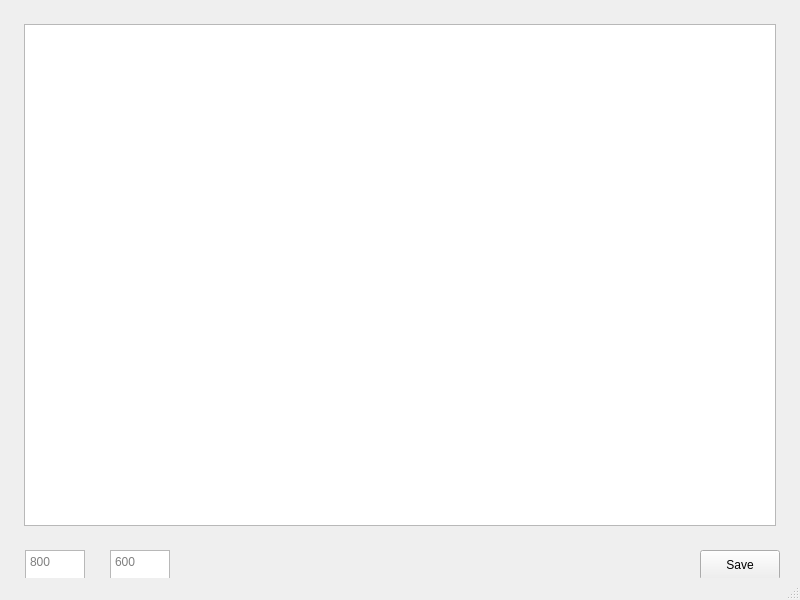
This is fractals/mainwindow.ui in vesmil/work_tasks as Qt 5 draws it before an edit. The edited form follows.
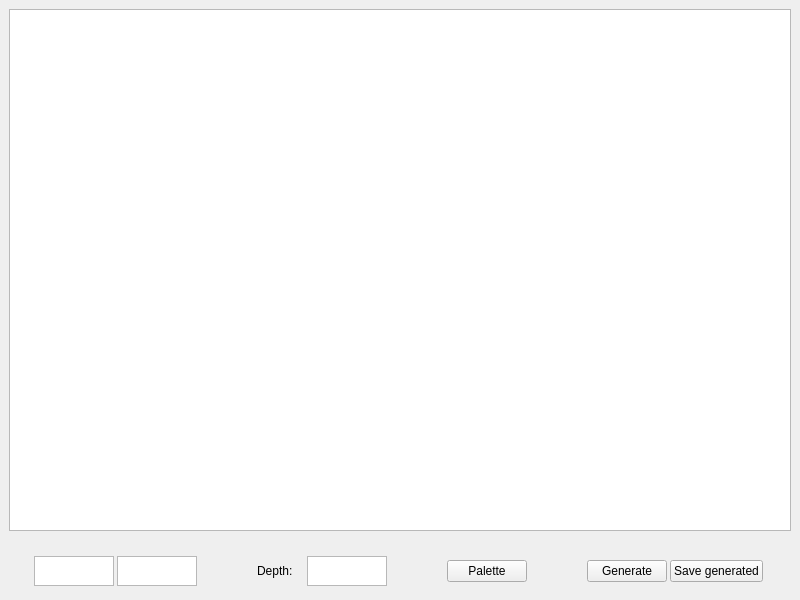
This is the edited form.

What changed in the file:
```diff
--- a/fractals/mainwindow.ui
+++ b/fractals/mainwindow.ui
@@ -14,15 +14,12 @@
    <string>Fractals</string>
   </property>
   <widget class="QWidget" name="centralwidget">
+   <layout class="QGridLayout" name="gridLayout" rowstretch="20,0,0,0">
+    <property name="verticalSpacing">
+     <number>20</number>
+    </property>
+    <item row="0" column="0" rowspan="3">
    <widget class="QGraphicsView" name="graphicsView">
-    <property name="geometry">
-     <rect>
-      <x>24</x>
-      <y>24</y>
-      <width>752</width>
-      <height>502</height>
-     </rect>
-    </property>
     <property name="autoFillBackground">
      <bool>false</bool>
     </property>
@@ -30,45 +27,145 @@
      <bool>true</bool>
     </property>
    </widget>
-   <widget class="QTextEdit" name="textEdit">
-    <property name="geometry">
-     <rect>
-      <x>25</x>
-      <y>550</y>
-      <width>60</width>
+    </item>
+    <item row="3" column="0">
+     <layout class="QHBoxLayout" name="horizontalLayout" stretch="0,0,0,0">
+      <property name="spacing">
+       <number>40</number>
+      </property>
+      <property name="sizeConstraint">
+       <enum>QLayout::SetDefaultConstraint</enum>
+      </property>
+      <property name="leftMargin">
+       <number>5</number>
+      </property>
+      <property name="topMargin">
+       <number>5</number>
+      </property>
+      <property name="rightMargin">
+       <number>5</number>
+      </property>
+      <property name="bottomMargin">
+       <number>5</number>
+      </property>
+      <item>
+       <layout class="QHBoxLayout" name="ResLayout">
+        <property name="spacing">
+         <number>3</number>
+        </property>
+        <item>
+         <widget class="QTextEdit" name="widthEdit">
+          <property name="maximumSize">
+           <size>
+            <width>80</width>
       <height>30</height>
-     </rect>
+           </size>
     </property>
     <property name="placeholderText">
-     <string notr="true" extracomment="Width">800</string>
-    </property>
-   </widget>
-   <widget class="QTextEdit" name="textEdit_2">
-    <property name="geometry">
-     <rect>
-      <x>110</x>
-      <y>550</y>
-      <width>60</width>
+           <string notr="true" extracomment="Width"/>
+          </property>
+         </widget>
+        </item>
+        <item>
+         <widget class="QTextEdit" name="heightEdit">
+          <property name="maximumSize">
+           <size>
+            <width>80</width>
       <height>30</height>
-     </rect>
+           </size>
     </property>
     <property name="placeholderText">
-     <string notr="true" extracomment="Height">600</string>
-    </property>
-   </widget>
+           <string notr="true" extracomment="Height"/>
+          </property>
+         </widget>
+        </item>
+       </layout>
+      </item>
+      <item>
+       <layout class="QHBoxLayout" name="DepthLayout">
+        <property name="spacing">
+         <number>0</number>
+        </property>
+        <property name="sizeConstraint">
+         <enum>QLayout::SetFixedSize</enum>
+        </property>
+        <item>
+         <widget class="QLabel" name="depthLabel">
+          <property name="maximumSize">
+           <size>
+            <width>50</width>
+            <height>30</height>
+           </size>
+          </property>
+          <property name="text">
+           <string>Depth:</string>
+          </property>
+         </widget>
+        </item>
+        <item>
+         <widget class="QTextEdit" name="depthEdit">
+          <property name="maximumSize">
+           <size>
+            <width>80</width>
+            <height>30</height>
+           </size>
+          </property>
+          <property name="placeholderText">
+           <string notr="true" extracomment="Height"/>
+          </property>
+         </widget>
+        </item>
+       </layout>
+      </item>
+      <item>
+       <widget class="QPushButton" name="paletteButton">
+        <property name="sizePolicy">
+         <sizepolicy hsizetype="Maximum" vsizetype="Fixed">
+          <horstretch>0</horstretch>
+          <verstretch>0</verstretch>
+         </sizepolicy>
+        </property>
+        <property name="text">
+         <string>Palette</string>
+        </property>
+       </widget>
+      </item>
+      <item>
+       <layout class="QHBoxLayout" name="GenerateLayout">
+        <property name="spacing">
+         <number>3</number>
+        </property>
+        <item>
+         <widget class="QPushButton" name="generateButton">
+          <property name="sizePolicy">
+           <sizepolicy hsizetype="Maximum" vsizetype="Fixed">
+            <horstretch>0</horstretch>
+            <verstretch>0</verstretch>
+           </sizepolicy>
+          </property>
+          <property name="text">
+           <string>Generate</string>
+          </property>
+         </widget>
+        </item>
+        <item>
    <widget class="QPushButton" name="saveButton">
-    <property name="geometry">
-     <rect>
-      <x>700</x>
-      <y>550</y>
-      <width>80</width>
-      <height>30</height>
-     </rect>
+          <property name="sizePolicy">
+           <sizepolicy hsizetype="Maximum" vsizetype="Fixed">
+            <horstretch>0</horstretch>
+            <verstretch>0</verstretch>
+           </sizepolicy>
     </property>
     <property name="text">
-     <string>Save</string>
-    </property>
-   </widget>
+           <string>Save generated</string>
+          </property>
+         </widget>
+        </item>
+       </layout>
+      </item>
+     </layout>
+    </item>
+   </layout>
   </widget>
   <widget class="QMenuBar" name="menubar">
    <property name="geometry">
@@ -80,7 +177,6 @@
     </rect>
    </property>
   </widget>
-  <widget class="QStatusBar" name="statusbar"/>
  </widget>
  <resources/>
  <connections/>
```
Left out of the diff: 2 changed lines with no effect on the pictures. Lines whose indentation alone changed are shown as unchanged.
